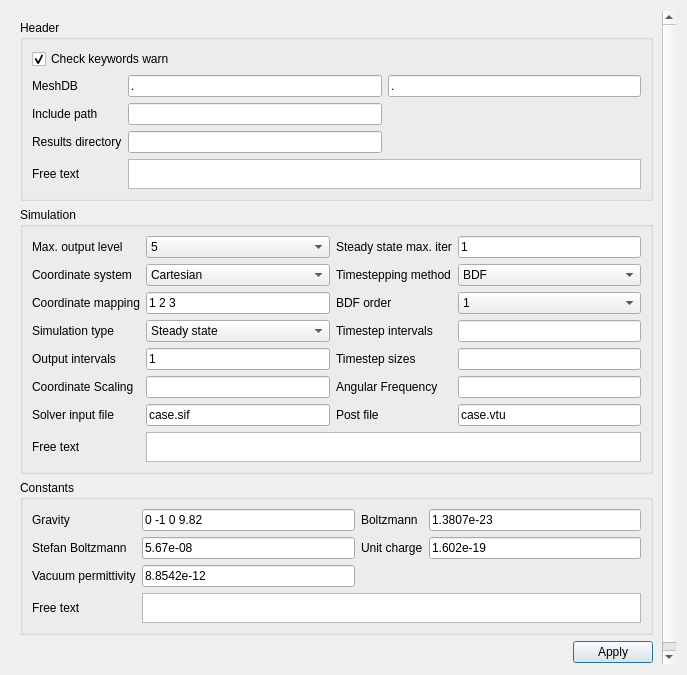
This is ElmerGUI/Application/forms/generalsetup.ui in ElmerCSC/elmerfem as Qt 5 draws it before an edit. The edited form follows.
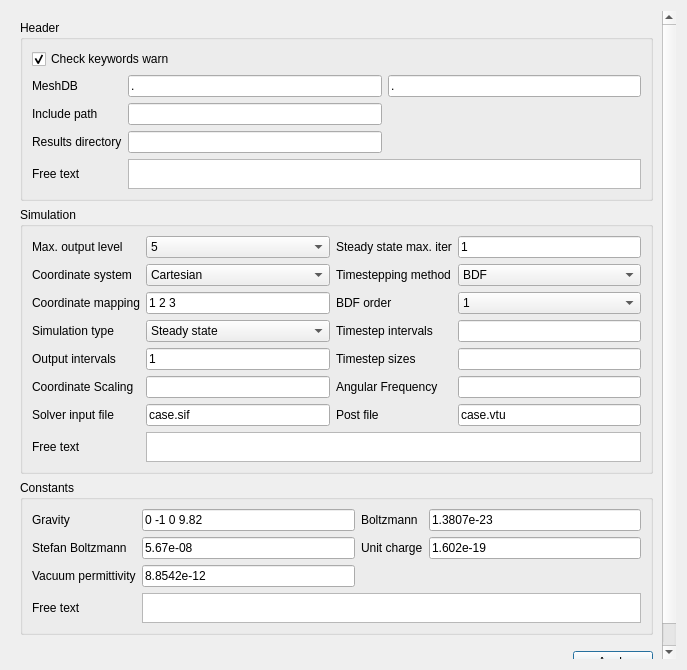
This is the edited form. Icons and pictures are not drawn.

Commit message:
Setup dialog size adjustment
Size ddjustment for Ubuntu and Windows

```diff
--- a/ElmerGUI/Application/forms/generalsetup.ui
+++ b/ElmerGUI/Application/forms/generalsetup.ui
@@ -7,7 +7,7 @@
     <x>0</x>
     <y>0</y>
     <width>687</width>
-    <height>675</height>
+    <height>670</height>
    </rect>
   </property>
   <property name="sizePolicy">
@@ -19,20 +19,9 @@
   <property name="windowTitle">
    <string>Setup</string>
   </property>
-	
-	<layout class="QVBoxLayout" name="verticalLayout">
+  <layout class="QVBoxLayout" name="verticalLayout0">
    <item>
-	 
 	<widget class="QScrollArea" name="scrollArea">
-   <property name="geometry">
-    <rect>
-     <x>0</x>
-     <y>0</y>
-     <width>687</width>
-     <height>675</height>
-    </rect>
-   </property>
-	 
  <property name="sizePolicy">
    <sizepolicy hsizetype="Expanding" vsizetype="Expanding">
     <horstretch>0</horstretch>
@@ -55,11 +44,10 @@
      <rect>
       <x>0</x>
       <y>0</y>
-      <width>687</width>
-      <height>675</height>
-     </rect>
-    </property>
-	
+        <width>669</width>
+        <height>652</height>
+       </rect>
+      </property>
  <property name="sizePolicy">
    <sizepolicy hsizetype="Expanding" vsizetype="Expanding">
     <horstretch>0</horstretch>
@@ -615,10 +603,13 @@
      <property name="orientation">
       <enum>Qt::Vertical</enum>
      </property>
+         <property name="sizeType">
+          <enum>QSizePolicy::MinimumExpanding</enum>
+         </property>
      <property name="sizeHint" stdset="0">
       <size>
-       <width>20</width>
-       <height>40</height>
+           <width>19</width>
+           <height>10</height>
       </size>
      </property>
     </spacer>
@@ -652,14 +643,10 @@
     </layout>
    </item>
   </layout>
-
-	
 	</widget>
 	</widget>
 	</item>
 	</layout>
-
-	
  </widget>
  <resources>
   <include location="../ElmerGUI.qrc"/>
```
Left out of the diff: 14 changed lines with no effect on the pictures. Lines whose indentation alone changed are shown as unchanged.
